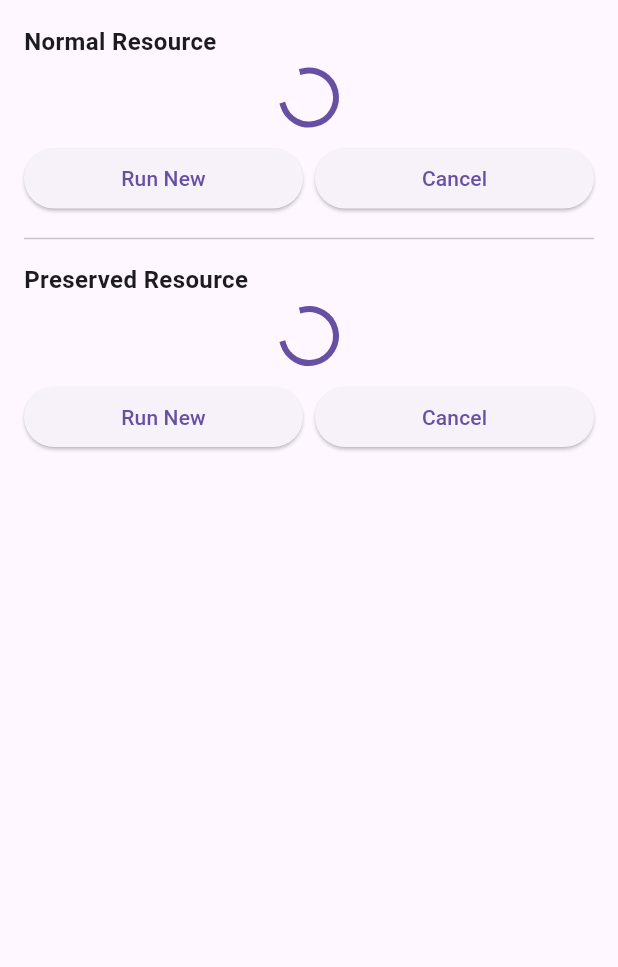
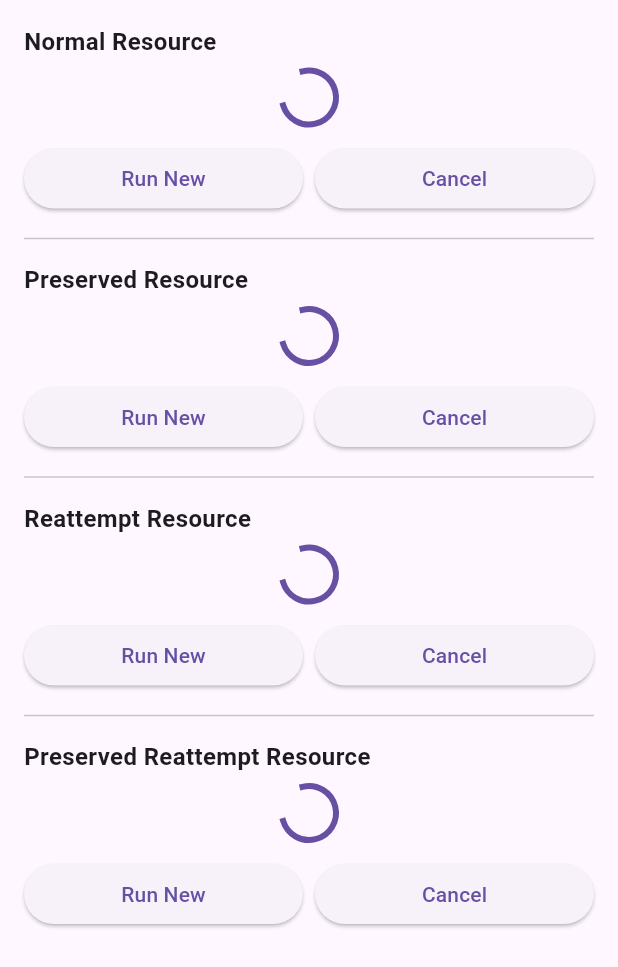
Before and after one commit to Youssef-Mahmoud-M/cesium, a Flutter app: the FutureResourceExample widget shown alone on an empty page, opened directly, on a phone screen of 412 x 824 dp. Shown: the top 967 px of the screen. Run offline on Flutter 3.47's test engine with Material 3 defaults, Android fonts, the light colour scheme and no system bars; our stand-ins replace dio.

Commit message:
v1.2.2 Added retry capabilities in FutureResource and HttpResourceBase

```diff
--- a/example/analysis_options.yaml
+++ b/example/analysis_options.yaml
@@ -7,8 +7,6 @@
 
 # The following line activates a set of recommended lints for Flutter apps,
 # packages, and plugins designed to encourage good coding practices.
-include: package:flutter_lints/flutter.yaml
-
 linter:
   # The lint rules applied to this project can be customized in the
   # section below to disable rules from the `package:flutter_lints/flutter.yaml`
--- a/example/lib/examples/future_resource_example.dart
+++ b/example/lib/examples/future_resource_example.dart
@@ -18,6 +18,29 @@ class _FutureResourceExampleState extends State<FutureResourceExample> {
     futureFunction,
     true,
   );
+  late final FutureResource<String> resourceReattempt = FutureResource(
+    () async {
+      throw Exception("Test");
+    },
+    false,
+    (_, reattempt) => reattemptFutureFunction(reattempt),
+  );
+  late final FutureResource<String> perservedResourceReattempt = FutureResource(
+    () async {
+      throw Exception("Test");
+    },
+    true,
+    (_, reattempt) => reattemptFutureFunction(reattempt),
+  );
+
+  Future<String> reattemptFutureFunction(int attempt) async {
+    debugPrint("Reattempt $attempt");
+    await Future.delayed(const Duration(seconds: 2));
+    if (attempt < 3) {
+      throw Exception("Exception");
+    }
+    return "Loaded at  ${DateTime.now()}";
+  }
 
   Future<String> futureFunction() async {
     await Future.delayed(const Duration(seconds: 2));
@@ -111,6 +134,83 @@ class _FutureResourceExampleState extends State<FutureResourceExample> {
                 ),
               ],
             ),
+            const Divider(height: 32),
+            const Text(
+              "Reattempt Resource",
+              style: TextStyle(fontSize: 16, fontWeight: FontWeight.bold),
+            ),
+            const SizedBox(height: 8),
+            resourceReattempt.pipe(
+              loading: (context) =>
+                  const Center(child: CircularProgressIndicator()),
+              error: (context, err) => Text('Error: $err'),
+              value: (context, val) => Text(
+                val,
+                style: const TextStyle(
+                  fontSize: 18,
+                  fontWeight: FontWeight.bold,
+                ),
+              ),
+            ),
+            const SizedBox(height: 12),
+            Row(
+              children: [
+                Expanded(
+                  child: ElevatedButton(
+                    onPressed: () => resourceReattempt.runNewFuture(() async {
+                      throw Exception("Test");
+                    }),
+                    child: const Text('Run New'),
+                  ),
+                ),
+                const SizedBox(width: 8),
+                Expanded(
+                  child: ElevatedButton(
+                    onPressed: () => resourceReattempt.cancel(),
+                    child: const Text('Cancel'),
+                  ),
+                ),
+              ],
+            ),
+            const Divider(height: 32),
+            const Text(
+              "Preserved Reattempt Resource",
+              style: TextStyle(fontSize: 16, fontWeight: FontWeight.bold),
+            ),
+            const SizedBox(height: 8),
+            perservedResourceReattempt.pipe(
+              loading: (context) =>
+                  const Center(child: CircularProgressIndicator()),
+              error: (context, err) => Text('Error: $err'),
+              value: (context, val) => Text(
+                val,
+                style: const TextStyle(
+                  fontSize: 18,
+                  fontWeight: FontWeight.bold,
+                ),
+              ),
+            ),
+            const SizedBox(height: 12),
+            Row(
+              children: [
+                Expanded(
+                  child: ElevatedButton(
+                    onPressed: () =>
+                        perservedResourceReattempt.runNewFuture(() async {
+                          throw Exception("Test");
+                        }),
+                    child: const Text('Run New'),
+                  ),
+                ),
+                const SizedBox(width: 8),
+                Expanded(
+                  child: ElevatedButton(
+                    onPressed: () => perservedResourceReattempt.cancel(),
+                    child: const Text('Cancel'),
+                  ),
+                ),
+              ],
+            ),
           ],
         ),
       ),
--- a/example/lib/main.dart
+++ b/example/lib/main.dart
@@ -1,5 +1,6 @@
 // ignore_for_file: public_member_api_docs
 
+import 'package:cesium_example/examples/http_resource_retry_example.dart';
 import 'package:flutter/material.dart';
 import 'examples/service_management_example.dart';
 import 'examples/computed_resource_example.dart';
@@ -36,6 +37,7 @@ class ExampleList extends StatelessWidget {
       {'Extensions (pipe)': () => const ExtensionsExample()},
       {'FutureResource': () => const FutureResourceExample()},
       {'HttpResource': () => const HttpResourceExample()},
+      {'Retry HttpResource': () => const HttpResourceRetryExample()},
       {'PaginatedHttpResource': () => const PaginatedHttpResourceExample()},
       {'ManagedListenerMixin': () => const ManagedListenerExample()},
       {'CesiumHttpService': () => const CesiumHttpServiceExample()},
--- a/example/pubspec.yaml
+++ b/example/pubspec.yaml
@@ -1,6 +1,7 @@
 name: cesium_example
 description: "Example Flutter app demonstrating basic usage of the cesium package"
 version: 0.0.1
+publish_to: none
 
 environment:
   sdk: ">=3.8.1 <4.0.0"
--- a/lib/src/future_resource.dart
+++ b/lib/src/future_resource.dart
@@ -35,8 +35,13 @@ class FutureResourceValue<T> {
 /// result while the new operation runs.
 class FutureResource<T> extends ValueNotifier<FutureResourceValue<T>> {
   final bool _perserveResult;
+  int _currentAttempt = 0;
   CancelableOperation<T>? _operation;
   bool _isDisposed = false;
+  bool _isRetrying = false;
+
+  /// A method that is called to retry an action when an error occurs, if it returns null the last error will used in the error state
+  Future<T>? Function(Object error, int attempt)? retryActionOnError;
 
   /// Whether the resource is currently loading.
   bool get isLoading => value.isLoading;
@@ -49,8 +54,11 @@ class FutureResource<T> extends ValueNotifier<FutureResourceValue<T>> {
 
   /// Create a `FutureResource`. If a `future` is provided it will be
   /// started immediately.
-  FutureResource(Future<T> Function()? future, [this._perserveResult = false])
-    : super(const FutureResourceValue()) {
+  FutureResource(
+    Future<T> Function()? future, [
+    this._perserveResult = false,
+    this.retryActionOnError,
+  ]) : super(const FutureResourceValue()) {
     if (future != null) {
       _startOperation(future());
     }
@@ -60,7 +68,7 @@ class FutureResource<T> extends ValueNotifier<FutureResourceValue<T>> {
     _operation = CancelableOperation.fromFuture(
       future,
       onCancel: () {
-        if (!_isDisposed) {
+        if (!_isDisposed && !_isRetrying) {
           value = FutureResourceValue(_perserveResult ? result : null);
         }
       },
@@ -69,18 +77,37 @@ class FutureResource<T> extends ValueNotifier<FutureResourceValue<T>> {
     _operation!.value
         .then((val) {
           if (!_isDisposed && !(_operation?.isCanceled ?? true)) {
+            _currentAttempt = 0;
             value = FutureResourceValue.value(val);
           }
         })
         .catchError((e) {
+          Cesium.logError(e);
           if (!_isDisposed && !(_operation?.isCanceled ?? true)) {
+            _currentAttempt++;
+            final newAction = retryActionOnError?.call(e, _currentAttempt);
+
+            if (newAction != null) {
+              _executeReattempt(() => newAction);
+              return;
+            }
+
+            _currentAttempt = 0; // Reset on final failure
             value = FutureResourceValue.error(
               e,
               _perserveResult ? result : null,
             );
           }
-          Cesium.logError(e);
         });
+  }
+
+  void _executeReattempt(Future<T> Function() newFuture) {
+    _isRetrying = true;
+    _operation?.cancel();
+    _isRetrying = false;
+    // Preserves optimisticData or prior result across reattempts
+    value = FutureResourceValue(result);
+    _startOperation(newFuture());
   }
 
   /// Cancel the currently running operation, if any.
@@ -93,9 +120,7 @@ class FutureResource<T> extends ValueNotifier<FutureResourceValue<T>> {
   /// visible while the new operation runs.
   /// if `optimisticValue` is passed it will be the value in result until a new value arrives
   void runNewFuture(Future<T> Function() newFuture, [T? optimisticValue]) {
-    if (value.isLoading) {
-      cancel();
-    }
+    _currentAttempt = 0;
     _operation?.cancel();
     value = FutureResourceValue(
       optimisticValue ?? (_perserveResult ? result : null),
--- a/lib/src/http_resource.dart
+++ b/lib/src/http_resource.dart
@@ -27,6 +27,7 @@ class HttpResource<T> extends HttpResourceBase<T> {
     super.dependecies = const [],
     super.debounceDuration,
     super.headers = const {},
+    super.maxRetryAttempts,
   });
 
   @override
--- a/lib/src/paginated_http_resource.dart
+++ b/lib/src/paginated_http_resource.dart
@@ -39,6 +39,7 @@ class PaginatedHttpResource<T> extends HttpResourceBase<List<T>> {
     super.dependecies = const [],
     super.debounceDuration,
     super.headers = const {},
+    super.maxRetryAttempts,
     this.getMaxPages,
     int startPage = 1,
   }) : _page = startPage,
--- a/pubspec.yaml
+++ b/pubspec.yaml
@@ -1,6 +1,6 @@
 name: cesium
 description: A lightweight state management framework using ValueNotifier and Listenable with built-in Dio HTTP pagination, targeted rebuilds, and zero service files.
-version: 1.2.1
+version: 1.2.2
 homepage: https://github.com/Youssef-Mahmoud-M/cesium
 repository: https://github.com/Youssef-Mahmoud-M/cesium
 
```
Also changed, not shown: example/lib/examples/http_resource_retry_example.dart (added, +103 -0 lines), example/lib/examples/service_management_example.dart (+6 -4 lines), lib/src/http_resource_base.dart (+16 -1 lines), example/pubspec.lock, 4 other files.
